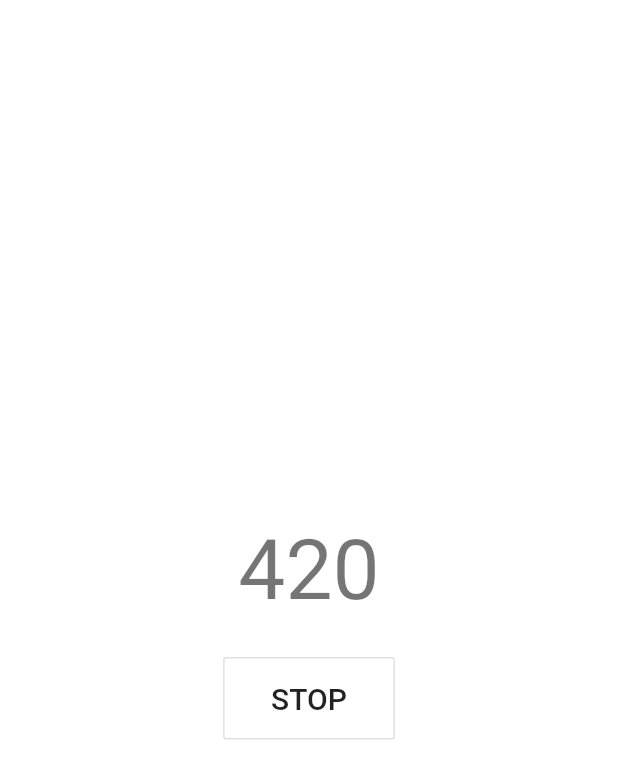
After one commit to Neerav006/flutterui, a Flutter app: the StreamExample screen opened directly, on a phone screen of 412 x 824 dp. The commit adds this screen. Shown: the top 779 px of the screen. Run offline on Flutter 3.47's test engine with Material 2 defaults, Android fonts, the phone set to English and light mode, and no system bars; our stand-ins replace logger.

Commit message:
stream example added.

```diff
--- /dev/null
+++ b/lib/aboutus/stream_example.dart
@@ -0,0 +1,143 @@
+import 'dart:async';
+import 'dart:math';
+
+import 'package:flutter/material.dart';
+import 'package:logger/logger.dart';
+
+class StreamExample extends StatefulWidget {
+  @override
+  _StreamExampleState createState() => _StreamExampleState();
+}
+
+class _StreamExampleState extends State<StreamExample> {
+  StreamController<int> _streamController = StreamController();
+  var logger = Logger();
+  StreamSubscription _streamSubscription;
+
+  @override
+  void initState() {
+    super.initState();
+    // _streamController.addStream(_randomNum());
+    _streamSubscription = _randomNum().listen((event) {
+      _streamController.add(event);
+    });
+  }
+
+  @override
+  Widget build(BuildContext context) {
+    return Scaffold(
+      body: DefaultTextStyle(
+        style: Theme.of(context).textTheme.headline2,
+        textAlign: TextAlign.center,
+        child: Container(
+          alignment: FractionalOffset.center,
+          color: Colors.white,
+          child: StreamBuilder<int>(
+            stream: _streamController.stream,
+            builder: (BuildContext context, AsyncSnapshot<int> snapshot) {
+              logger.e(snapshot.connectionState);
+              List<Widget> children;
+              if (snapshot.hasError) {
+                children = <Widget>[
+                  Padding(
+                    padding: const EdgeInsets.only(top: 16),
+                    child: Text('Error: ${snapshot.error}'),
+                  )
+                ];
+              } else {
+                switch (snapshot.connectionState) {
+                  case ConnectionState.none:
+                    children = <Widget>[
+                      const Padding(
+                        padding: EdgeInsets.only(top: 16),
+                        child: Text('Select a lot'),
+                      )
+                    ];
+                    break;
+                  case ConnectionState.waiting:
+                    children = <Widget>[
+                      SizedBox(
+                        child: const CircularProgressIndicator(),
+                        width: 60,
+                        height: 60,
+                      ),
+                      const Padding(
+                        padding: EdgeInsets.only(top: 16),
+                        child: Text('Waiting for data...'),
+                      )
+                    ];
+                    break;
+                  case ConnectionState.active:
+                  case ConnectionState.done:
+                    children = <Widget>[
+                      Padding(
+                        padding: const EdgeInsets.only(top: 16),
+                        child: Text('${snapshot.data}'),
+                      ),
+                      SizedBox(
+                        height: 25,
+                      ),
+                      !_streamSubscription.isPaused
+                          ? OutlineButton(
+                              onPressed: () {
+                                setState(() {
+                                  _streamSubscription.pause();
+                                });
+
+                              },
+                              child: Padding(
+                                padding: const EdgeInsets.all(16.0),
+                                child: Text("STOP",style: TextStyle(
+                                   fontSize: 20
+                                ),),
+                              ))
+                          : OutlineButton(
+                              onPressed: () {
+                               setState(() {
+                                 _streamSubscription.resume();
+                               });
+                              },
+                              child: Padding(
+                                padding: const EdgeInsets.all(20.0),
+                                child: Text("START",style: TextStyle(
+                                     fontSize: 20
+                                ),),
+                              ))
+                    ];
+                    break;
+                }
+              }
+
+              return Column(
+                mainAxisAlignment: MainAxisAlignment.center,
+                crossAxisAlignment: CrossAxisAlignment.center,
+                children: children,
+              );
+            },
+          ),
+        ),
+      ),
+    );
+  }
+
+  Stream<int> _randomNum() async* {
+    //await Future<void>.delayed(Duration(seconds: 1));
+    Random random = new Random();
+
+    while (true) {
+      await Future<void>.delayed(Duration(seconds: 1));
+      int randomNumber = random.nextInt(1000);
+      if (!_streamController.isClosed) {
+        yield randomNumber;
+      }
+    }
+  }
+
+  @override
+  void dispose() {
+    super.dispose();
+    logger.d("disposed");
+    _streamController.close();
+
+  }
+}
--- a/lib/appdrawer.dart
+++ b/lib/appdrawer.dart
@@ -1,4 +1,5 @@
 import 'package:counter_app/aboutus/post_api_page.dart';
+import 'package:counter_app/aboutus/stream_example.dart';
 import 'package:flutter/cupertino.dart';
 import 'package:flutter/material.dart';
 
@@ -17,6 +18,7 @@ class AppDrawer extends StatelessWidget {
           }),
           _createDrawerItem(icon: Icons.event, text: 'About us', onTap: () {
             Navigator.pop(context);
+            Navigator.push(context, MaterialPageRoute(builder: (context) => StreamExample()));
           }),
           _createDrawerItem(
               icon: Icons.contact_phone, text: 'Contact us', onTap: () {
--- a/pubspec.yaml
+++ b/pubspec.yaml
@@ -24,6 +24,7 @@ dependencies:
   flutter:
     sdk: flutter
   http: ^0.12.2
+  logger: ^0.9.4
 
   # The following adds the Cupertino Icons font to your application.
   # Use with the CupertinoIcons class for iOS style icons.
```
Also changed, not shown: flutter_qa.txt (deleted, +0 -154 lines), flutter_todo.txt (deleted, +0 -33 lines), lib/aboutus/post_api_page.dart (+17 -1 lines), pubspec.lock.
